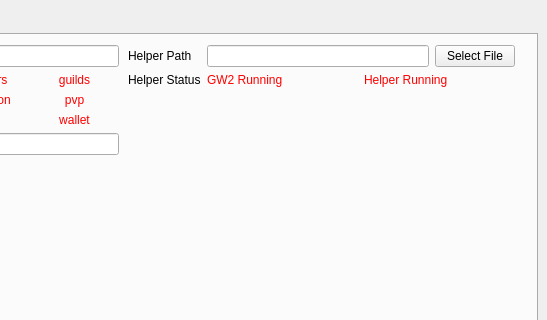
First picture: the form in src/overlay/qt/OptionsWindow.ui, repository Smeat/GW2Overlay, before the edit; both pictures show x 253 to 800 and y 0 to 320 of the 800 by 600 pixel window.
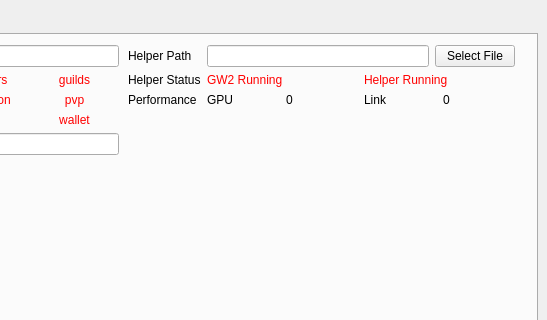
Second picture: the form after the edit. The open tabs and pages were chosen to show the change.

Commit message: Add performance stats to the system window

The edit to the form file:
```diff
--- a/src/overlay/qt/OptionsWindow.ui
+++ b/src/overlay/qt/OptionsWindow.ui
@@ -421,6 +421,45 @@
            </item>
           </layout>
          </item>
+         <item row="2" column="0">
+          <widget class="QLabel" name="performance_label">
+           <property name="text">
+            <string>Performance</string>
+           </property>
+          </widget>
+         </item>
+         <item row="2" column="1">
+          <layout class="QHBoxLayout" name="horizontalLayout_7">
+           <item>
+            <widget class="QLabel" name="label_8">
+             <property name="text">
+              <string>GPU</string>
+             </property>
+            </widget>
+           </item>
+           <item>
+            <widget class="QLabel" name="gpu_time_label">
+             <property name="text">
+              <string>0</string>
+             </property>
+            </widget>
+           </item>
+           <item>
+            <widget class="QLabel" name="label_6">
+             <property name="text">
+              <string>Link</string>
+             </property>
+            </widget>
+           </item>
+           <item>
+            <widget class="QLabel" name="link_time_label">
+             <property name="text">
+              <string>0</string>
+             </property>
+            </widget>
+           </item>
+          </layout>
+         </item>
         </layout>
        </widget>
       </widget>
```
The commit also changes 4 other files.
